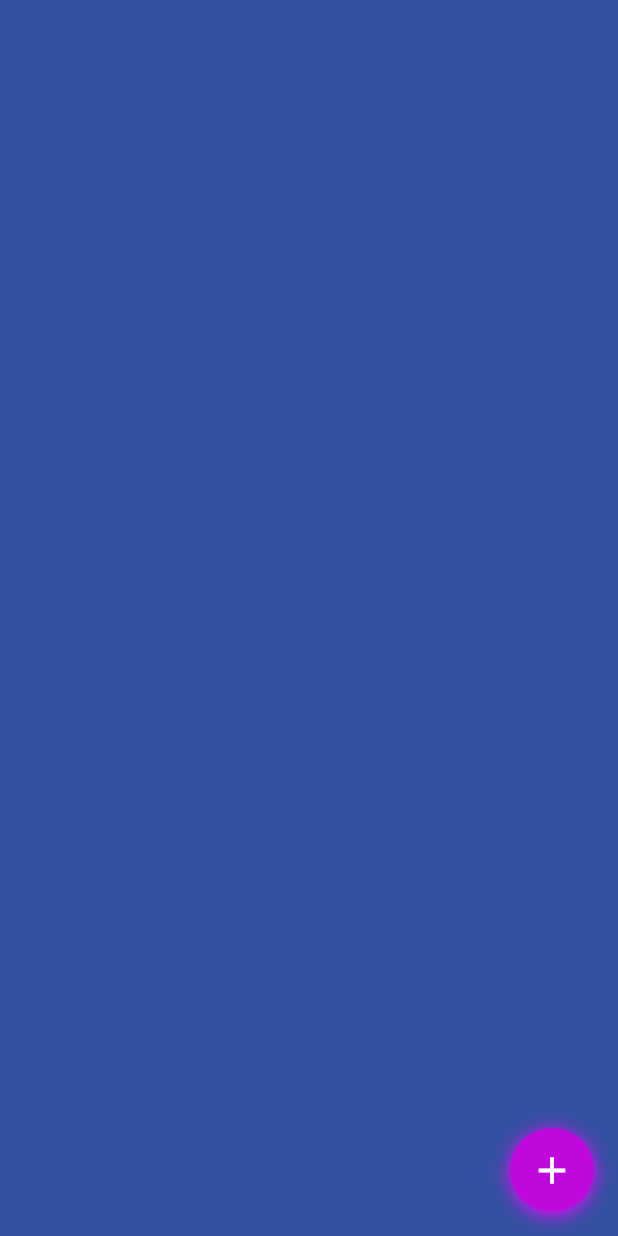
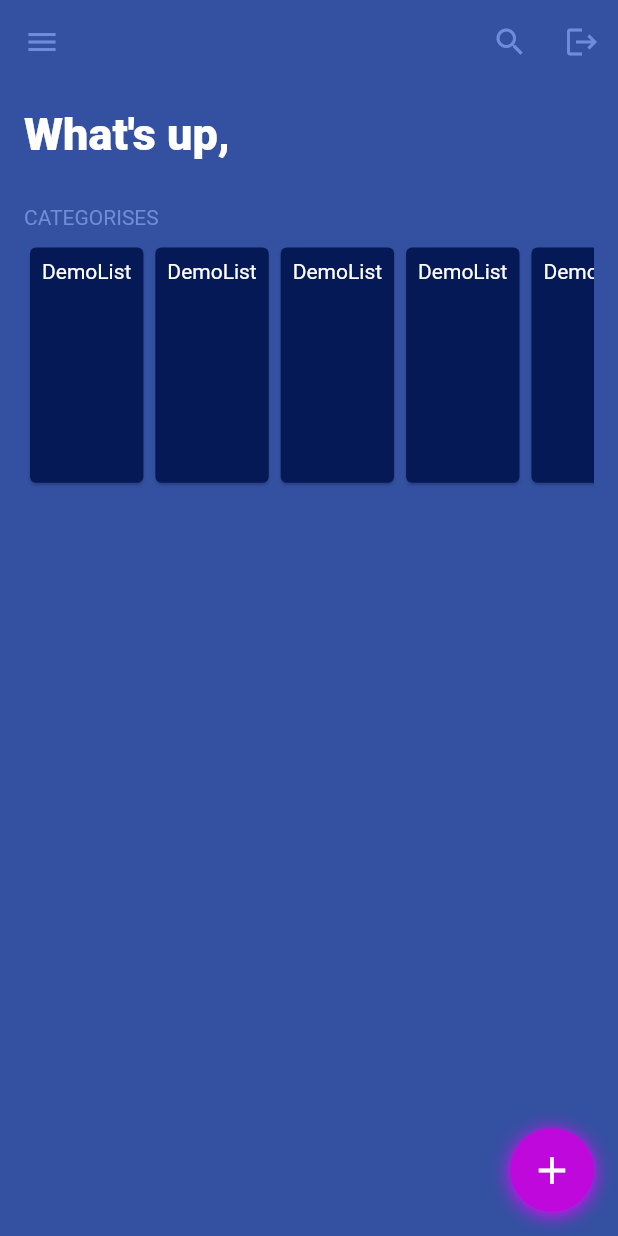
Before and after one commit to ABDO-AR/ar_todo_app, a Flutter app: the HomeScreenRes screen opened by its route, on a phone screen of 412 x 824 dp. Run offline on Flutter 3.47's test engine with Material 2 defaults, Android fonts, the phone set to English and light mode, and no system bars.

Commit message:
Upgrade HomeScreen

```diff
--- a/lib/res/screens/home_screen_res/home_res.dart
+++ b/lib/res/screens/home_screen_res/home_res.dart
@@ -1,4 +1,6 @@
 import 'package:ar_todo_app/res/values/colors_class.dart';
+import 'package:ar_todo_app/res/values/constance_class.dart';
+import 'package:ar_todo_app/res/values/strings_class.dart';
 import 'package:ar_todo_app/res/values/values_class.dart';
 import 'package:ar_todo_app/res/widgets/ar_custom_fab.dart';
 import 'package:flutter/material.dart';
@@ -35,13 +37,35 @@ class _HomeScreenResState extends State<HomeScreenRes> {
     Size size = MediaQuery.of(context).size;
     ThemeData themeData = Theme.of(context);
     return Scaffold(
-      /// TODO: We Have To Make Custom AppBar With Preferred Size.
-      //AppBar:
-      // appBar: AppBar(
-      //   title: Text('HomeScreen'),
-      //   backgroundColor: ColorsClass.mainHomeScreenBackgroundColor,
-      //   centerTitle: true,
-      // ),
+      /// C_TODO: We Have To Make Custom AppBar With Preferred Size.
+      // AppBar:
+      appBar: AppBar(
+        actions: [
+          IconButton(
+            icon: Icon(
+              Icons.search,
+              color: ColorsClass.headerIconsColor,
+            ),
+            onPressed: () {},
+          ),
+          IconButton(
+            icon: Icon(
+              Icons.logout,
+              color: ColorsClass.headerIconsColor,
+            ),
+            onPressed: () {},
+          ),
+        ],
+        leading: IconButton(
+          icon: Icon(
+            Icons.menu,
+            color: ColorsClass.headerIconsColor,
+          ),
+          onPressed: () {},
+        ),
+        elevation: 0.0,
+        backgroundColor: ColorsClass.mainHomeScreenBackgroundColor,
+      ),
 
       //Body:
       body: Container(
@@ -56,10 +80,43 @@ class _HomeScreenResState extends State<HomeScreenRes> {
         ),
 
         //Child:
-        child: Column(
-          mainAxisAlignment: MainAxisAlignment.center,
-          crossAxisAlignment: CrossAxisAlignment.center,
-          children: [],
+        child: Padding(
+          padding: const EdgeInsets.all(8.0),
+          child: Column(
+            crossAxisAlignment: CrossAxisAlignment.start,
+            children: [
+              Text(
+                '${StringsClass.welcomeMassage}',
+                style: ConstanceClass.loginMassageTextStyle,
+              ),
+              SizedBox(height: 30),
+              Text(
+                StringsClass.categorisesMassage.toUpperCase(),
+                style: ConstanceClass.categorisesMassageTextStyle,
+              ),
+              SizedBox(height: 8.0),
+              SizedBox(
+                height: size.height / 5,
+                child: Expanded(
+                  child: ListView.builder(
+                    scrollDirection: Axis.horizontal,
+                    itemCount: 10,
+                    itemBuilder: (BuildContext context, int index) {
+                      return Card(
+                        elevation: 0.9,
+                        shadowColor: Colors.black,
+                        color: ColorsClass.mainHomeScreenWidgetsColor,
+                        child: Padding(
+                          padding: const EdgeInsets.all(8.0),
+                          child: Text('DemoList'),
+                        ),
+                      );
+                    },
+                  ),
+                ),
+              ),
+            ],
+          ),
         ),
       ),
 
--- a/lib/res/values/colors_class.dart
+++ b/lib/res/values/colors_class.dart
@@ -23,4 +23,7 @@ class ColorsClass {
 
   /// Task Card Color:
   static final Color taskCardColor = Color(0xFF041955);
+
+  /// Headers Icons Color:
+  static final Color headerIconsColor = Color(0xFF708CD9);
 }
--- a/lib/res/values/constance_class.dart
+++ b/lib/res/values/constance_class.dart
@@ -1,3 +1,4 @@
+import 'package:ar_todo_app/res/values/colors_class.dart';
 import 'package:flutter/material.dart';
 
 class ConstanceClass {
@@ -23,6 +24,10 @@ class ConstanceClass {
     color: Colors.white,
   );
 
+  static final TextStyle categorisesMassageTextStyle = TextStyle().copyWith(
+    color: ColorsClass.headerIconsColor,
+  );
+
   /// The TextFiled Label Style:
   static final TextStyle textFilledLabelTextStyle = TextStyle().copyWith(
     fontSize: 20.0,
--- a/lib/res/values/strings_class.dart
+++ b/lib/res/values/strings_class.dart
@@ -8,6 +8,8 @@ class StringsClass {
   static final String welcomeSignupMassage2 = 'SignUP!';
   static final String loginMassage = 'LOGIN';
   static final String signupMassage = 'SignUP';
+  static final String welcomeMassage = 'What\'s up,';
+  static final String categorisesMassage = 'Categorises';
 
   /// Hints:
   static final String userNameHint = 'UserName';
```
